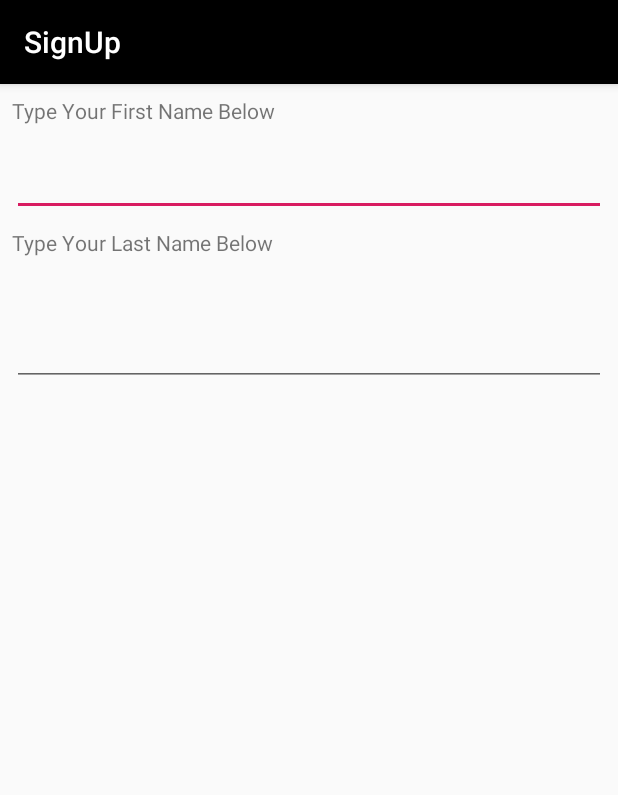
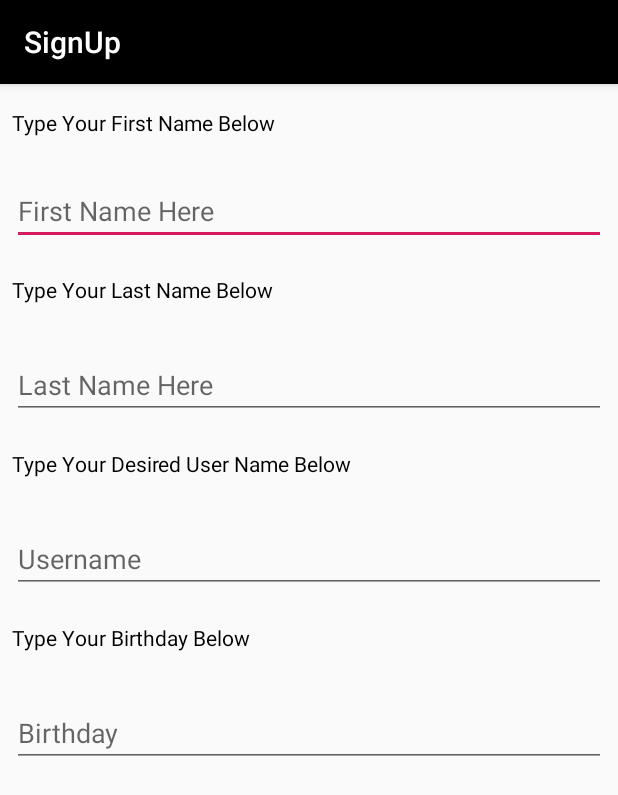
Before and after one commit to tud12552/AndroidUIandLogin-EsworthyJacob, an Android app: the SignUpActivity screen opened directly, with no data from a screen before it, on a phone screen of 412 x 824 dp. Shown: the top 795 px of the screen. Run offline under Robolectric (Android 15) with nearby library versions, the phone set to English and light mode, and no system bars.

Commit message:
Added to the Sign Up activity layout.

```diff
--- a/app/src/main/res/layout/activity_sign_up.xml
+++ b/app/src/main/res/layout/activity_sign_up.xml
@@ -11,22 +11,26 @@
         android:layout_width="0dp"
         android:layout_height="32dp"
         android:layout_marginStart="8dp"
-        android:layout_marginTop="8dp"
+        android:layout_marginTop="16dp"
         android:layout_marginEnd="8dp"
         android:text="@string/FirstNameStr"
+        android:textColor="@color/Black"
         app:layout_constraintEnd_toEndOf="parent"
+        app:layout_constraintHorizontal_bias="0.0"
         app:layout_constraintStart_toStartOf="parent"
         app:layout_constraintTop_toTopOf="parent" />
 
     <EditText
         android:id="@+id/editTxtFirstName"
         android:layout_width="0dp"
-        android:layout_height="32dp"
+        android:layout_height="43dp"
         android:layout_marginStart="8dp"
         android:layout_marginTop="16dp"
         android:layout_marginEnd="8dp"
+        android:autofillHints="@string/EditFirstNameStr"
+        android:hint="@string/EditFirstNameStr"
         android:inputType="textPersonName"
-        android:autofillHints="@string/EditFirstNameStr"
+        android:textColor="@color/Black"
         app:layout_constraintEnd_toEndOf="parent"
         app:layout_constraintHorizontal_bias="0.0"
         app:layout_constraintStart_toStartOf="parent"
@@ -35,28 +39,92 @@
     <TextView
         android:id="@+id/txtViewLastName"
         android:layout_width="0dp"
-        android:layout_height="37dp"
+        android:layout_height="34dp"
         android:layout_marginStart="8dp"
-        android:layout_marginTop="8dp"
+        android:layout_marginTop="20dp"
         android:layout_marginEnd="8dp"
-        android:layout_marginBottom="8dp"
         android:text="@string/LastNameStr"
-        app:layout_constraintBottom_toTopOf="@+id/editTxtLastName"
+        android:textColor="@color/Black"
         app:layout_constraintEnd_toEndOf="parent"
+        app:layout_constraintHorizontal_bias="0.0"
         app:layout_constraintStart_toStartOf="parent"
         app:layout_constraintTop_toBottomOf="@+id/editTxtFirstName" />
 
     <EditText
         android:id="@+id/editTxtLastName"
         android:layout_width="0dp"
-        android:layout_height="32dp"
+        android:layout_height="42dp"
         android:layout_marginStart="8dp"
-        android:layout_marginTop="36dp"
+        android:layout_marginTop="20dp"
         android:layout_marginEnd="8dp"
+        android:autofillHints="@string/EditLastNameStr"
+        android:hint="@string/EditLastNameStr"
         android:inputType="textPersonName"
+        android:textColor="@color/Black"
         app:layout_constraintEnd_toEndOf="parent"
         app:layout_constraintHorizontal_bias="0.0"
         app:layout_constraintStart_toStartOf="parent"
         app:layout_constraintTop_toBottomOf="@+id/txtViewLastName" />
 
+    <TextView
+        android:id="@+id/txtViewUserName"
+        android:layout_width="0dp"
+        android:layout_height="34dp"
+        android:layout_marginStart="8dp"
+        android:layout_marginTop="20dp"
+        android:layout_marginEnd="8dp"
+        android:text="@string/UsernameStr"
+        android:textColor="@color/Black"
+        app:layout_constraintEnd_toEndOf="parent"
+        app:layout_constraintHorizontal_bias="0.0"
+        app:layout_constraintStart_toStartOf="parent"
+        app:layout_constraintTop_toBottomOf="@+id/editTxtLastName" />
+
+    <EditText
+        android:id="@+id/editTxtUserName"
+        android:layout_width="0dp"
+        android:layout_height="42dp"
+        android:layout_marginStart="8dp"
+        android:layout_marginTop="20dp"
+        android:layout_marginEnd="8dp"
+        android:autofillHints="@string/EditUsernameStr"
+        android:hint="@string/EditUsernameStr"
+        android:inputType="textPersonName"
+        android:textColor="@color/Black"
+        app:layout_constraintEnd_toEndOf="parent"
+        app:layout_constraintHorizontal_bias="0.0"
+        app:layout_constraintStart_toStartOf="parent"
+        app:layout_constraintTop_toBottomOf="@+id/txtViewUserName" />
+
+    <TextView
+        android:id="@+id/txtViewBday"
+        android:layout_width="0dp"
+        android:layout_height="34dp"
+        android:layout_marginStart="8dp"
+        android:layout_marginTop="20dp"
+        android:layout_marginEnd="8dp"
+        android:text="@string/BdayStr"
+        android:textColor="@color/Black"
+        app:layout_constraintEnd_toEndOf="parent"
+        app:layout_constraintHorizontal_bias="0.0"
+        app:layout_constraintStart_toStartOf="parent"
+        app:layout_constraintTop_toBottomOf="@+id/editTxtUserName" />
+
+    <EditText
+        android:id="@+id/editTxtBday"
+        android:layout_width="0dp"
+        android:layout_height="42dp"
+        android:layout_marginStart="8dp"
+        android:layout_marginTop="20dp"
+        android:layout_marginEnd="8dp"
+        android:autofillHints="@string/EditBdayStr"
+        android:hint="@string/EditBdayStr"
+        android:inputType="textPersonName"
+        android:textColor="@color/Black"
+        app:layout_constraintEnd_toEndOf="parent"
+        app:layout_constraintHorizontal_bias="0.0"
+        app:layout_constraintStart_toStartOf="parent"
+        app:layout_constraintTop_toBottomOf="@+id/txtViewBday" />
+
+
 </android.support.constraint.ConstraintLayout>
```
